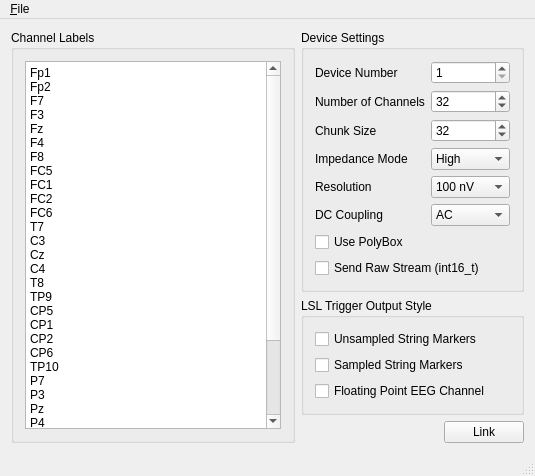
The window that mainwindow.ui (labstreaminglayer/App-BrainAmpSeries) describes before a commit, drawn with Qt 5.
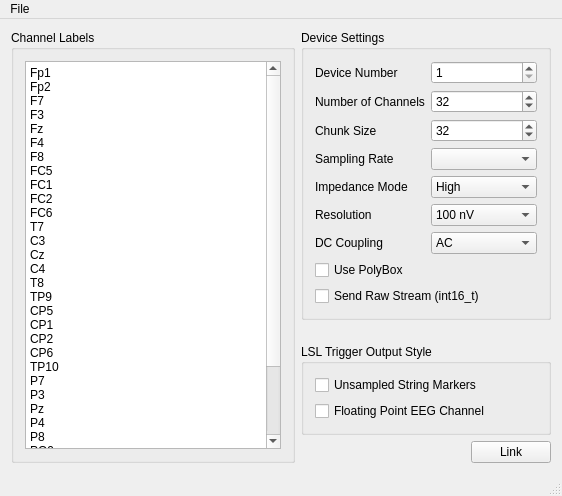
The same window after the commit.

What changed in the file:
```diff
--- a/mainwindow.ui
+++ b/mainwindow.ui
@@ -2,6 +2,14 @@
 <ui version="4.0">
  <class>MainWindow</class>
  <widget class="QMainWindow" name="MainWindow">
+  <property name="geometry">
+   <rect>
+    <x>0</x>
+    <y>0</y>
+    <width>562</width>
+    <height>496</height>
+   </rect>
+  </property>
   <property name="windowTitle">
    <string>BrainAmpSeries Connector</string>
   </property>
@@ -134,14 +142,14 @@
            </property>
           </widget>
          </item>
-         <item row="3" column="0">
-          <widget class="QLabel" name="label_impedance">
+         <item row="4" column="0">
+          <widget class="QLabel" name="label_3">
            <property name="text">
             <string>Impedance Mode</string>
            </property>
           </widget>
          </item>
-         <item row="3" column="1">
+         <item row="4" column="1">
           <widget class="QComboBox" name="impedanceMode">
            <property name="toolTip">
             <string>The default setting is to operate in high-impedance mode (less need for perfect electrode contact)</string>
@@ -158,14 +166,14 @@
            </item>
           </widget>
          </item>
-         <item row="4" column="0">
-          <widget class="QLabel" name="label_resultion">
+         <item row="5" column="0">
+          <widget class="QLabel" name="label_5">
            <property name="text">
             <string>Resolution</string>
            </property>
           </widget>
          </item>
-         <item row="4" column="1">
+         <item row="5" column="1">
           <widget class="QComboBox" name="resolution">
            <property name="toolTip">
             <string>Resolution of the measured signal</string>
@@ -192,14 +200,14 @@
            </item>
           </widget>
          </item>
-         <item row="5" column="0">
-          <widget class="QLabel" name="label_dc">
+         <item row="6" column="0">
+          <widget class="QLabel" name="label_6">
            <property name="text">
             <string>DC Coupling</string>
            </property>
           </widget>
          </item>
-         <item row="5" column="1">
+         <item row="6" column="1">
           <widget class="QComboBox" name="dcCoupling">
            <property name="toolTip">
             <string>The default is AC</string>
@@ -216,7 +224,7 @@
            </item>
           </widget>
          </item>
-         <item row="6" column="0">
+         <item row="7" column="0">
           <widget class="QCheckBox" name="usePolyBox">
            <property name="enabled">
             <bool>true</bool>
@@ -229,13 +237,23 @@
            </property>
           </widget>
          </item>
-         <item row="7" column="0" colspan="2">
+         <item row="8" column="0" colspan="2">
           <widget class="QCheckBox" name="sendRawStream">
            <property name="text">
             <string>Send Raw Stream (int16_t)</string>
            </property>
           </widget>
          </item>
+         <item row="3" column="1">
+          <widget class="QComboBox" name="cbSamplingRate"/>
+         </item>
+         <item row="3" column="0">
+          <widget class="QLabel" name="label_7">
+           <property name="text">
+            <string>Sampling Rate</string>
+           </property>
+          </widget>
+         </item>
         </layout>
        </widget>
       </item>
@@ -268,14 +286,7 @@
            </property>
           </widget>
          </item>
-         <item row="1" column="0">
-          <widget class="QCheckBox" name="sampledMarkers">
-           <property name="text">
-            <string>Sampled String Markers</string>
-           </property>
-          </widget>
-         </item>
-         <item row="3" column="0">
+         <item row="2" column="0">
           <widget class="QCheckBox" name="sampledMarkersEEG">
            <property name="text">
             <string>Floating Point EEG Channel</string>
@@ -318,13 +329,13 @@
     <rect>
      <x>0</x>
      <y>0</y>
-     <width>524</width>
-     <height>30</height>
+     <width>562</width>
+     <height>21</height>
     </rect>
    </property>
    <widget class="QMenu" name="menuFile">
     <property name="title">
-     <string>&amp;File</string>
+     <string>File</string>
     </property>
     <addaction name="actionLoad_Configuration"/>
     <addaction name="actionSave_Configuration"/>
```
Left out of the diff: 19 changed lines with no effect on the pictures.
